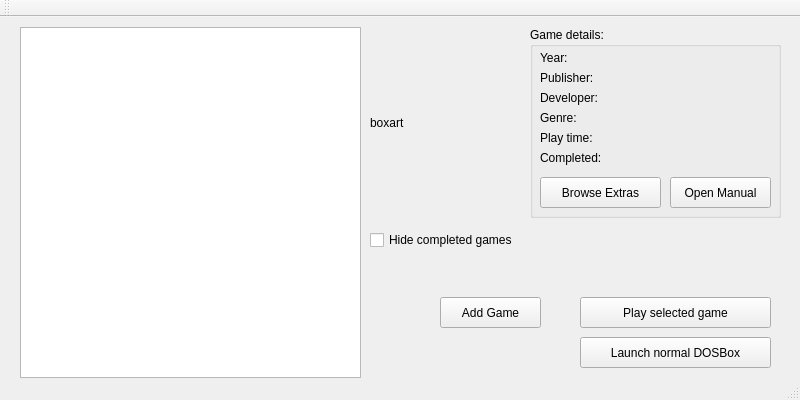
This is mainwindow.ui in gallorob/DOS_games_launcher as Qt 5 draws it before an edit. The edited form follows.
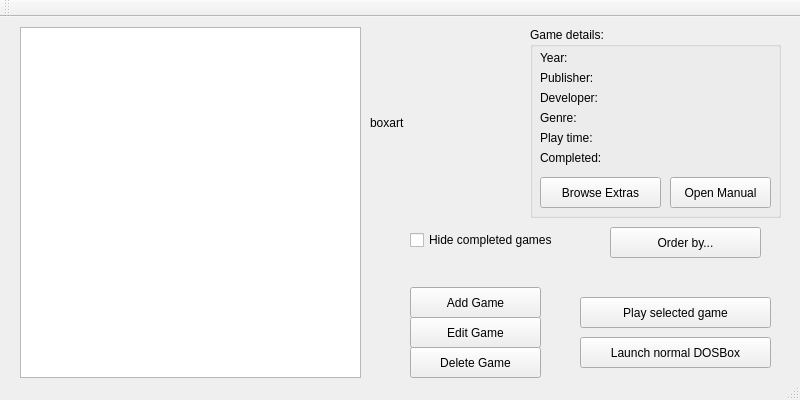
This is the edited form. Icons and pictures are not drawn.

```diff
--- a/mainwindow.ui
+++ b/mainwindow.ui
@@ -57,9 +57,9 @@
    <widget class="QPushButton" name="add_game_button">
     <property name="geometry">
      <rect>
-      <x>440</x>
-      <y>280</y>
-      <width>101</width>
+      <x>410</x>
+      <y>270</y>
+      <width>131</width>
       <height>31</height>
      </rect>
     </property>
@@ -187,7 +187,7 @@
    <widget class="QCheckBox" name="onlycompleted_box">
     <property name="geometry">
      <rect>
-      <x>370</x>
+      <x>410</x>
       <y>210</y>
       <width>191</width>
       <height>26</height>
@@ -213,6 +213,45 @@
      <string>Launch normal DOSBox</string>
     </property>
    </widget>
+   <widget class="QPushButton" name="order_button">
+    <property name="geometry">
+     <rect>
+      <x>610</x>
+      <y>210</y>
+      <width>151</width>
+      <height>31</height>
+     </rect>
+    </property>
+    <property name="text">
+     <string>Order by...</string>
+    </property>
+   </widget>
+   <widget class="QPushButton" name="edit_game_button">
+    <property name="geometry">
+     <rect>
+      <x>410</x>
+      <y>300</y>
+      <width>131</width>
+      <height>31</height>
+     </rect>
+    </property>
+    <property name="text">
+     <string>Edit Game</string>
+    </property>
+   </widget>
+   <widget class="QPushButton" name="del_game_button">
+    <property name="geometry">
+     <rect>
+      <x>410</x>
+      <y>330</y>
+      <width>131</width>
+      <height>31</height>
+     </rect>
+    </property>
+    <property name="text">
+     <string>Delete Game</string>
+    </property>
+   </widget>
   </widget>
   <widget class="QToolBar" name="mainToolBar">
    <attribute name="toolBarArea">
```
